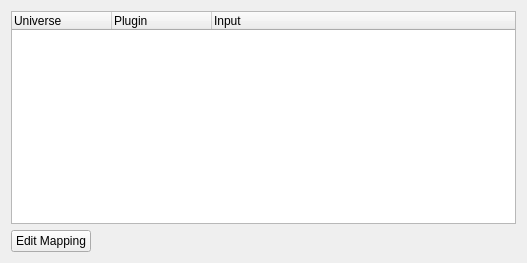
First picture: the form in main/inputmanager.ui, repository Andersbakken/qlc, before the edit.
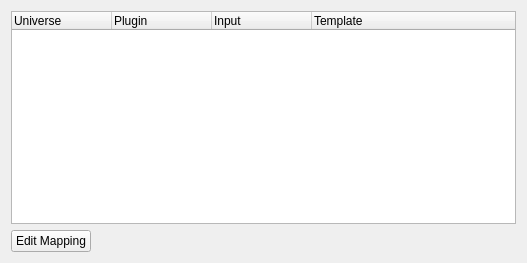
Second picture: the form after the edit.

Patch:
```diff
--- a/main/inputmanager.ui
+++ b/main/inputmanager.ui
@@ -42,6 +42,11 @@
        <string>Input</string>
       </property>
      </column>
+     <column>
+      <property name="text" >
+       <string>Template</string>
+      </property>
+     </column>
     </widget>
    </item>
    <item row="1" column="0" >
```
